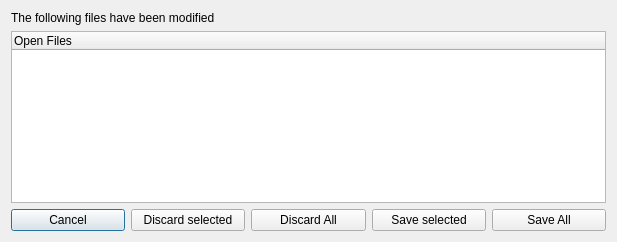
First picture: the form in ui/modifiedfilesdialog.ui, repository Eggbertx/QtSphere-IDE, before the edit.
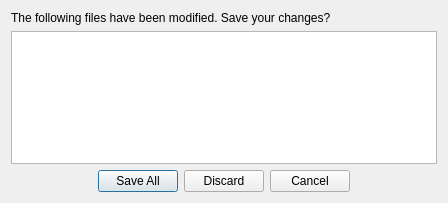
Second picture: the form after the edit.

Commit message: Implement modified files dialog

```diff
--- a/ui/modifiedfilesdialog.ui
+++ b/ui/modifiedfilesdialog.ui
@@ -9,8 +9,8 @@
    <rect>
     <x>0</x>
     <y>0</y>
-    <width>617</width>
-    <height>242</height>
+    <width>448</width>
+    <height>203</height>
    </rect>
   </property>
   <property name="windowTitle">
@@ -25,12 +25,30 @@
      <item>
       <widget class="QLabel" name="label">
        <property name="text">
-        <string>The following files have been modified</string>
+        <string>The following files have been modified. Save your changes?</string>
        </property>
       </widget>
      </item>
      <item>
       <widget class="QTreeWidget" name="treeWidget">
+       <property name="editTriggers">
+        <set>QAbstractItemView::NoEditTriggers</set>
+       </property>
+       <property name="showDropIndicator" stdset="0">
+        <bool>false</bool>
+       </property>
+       <property name="selectionMode">
+        <enum>QAbstractItemView::NoSelection</enum>
+       </property>
+       <property name="itemsExpandable">
+        <bool>false</bool>
+       </property>
+       <property name="expandsOnDoubleClick">
+        <bool>false</bool>
+       </property>
+       <attribute name="headerVisible">
+        <bool>false</bool>
+       </attribute>
        <column>
         <property name="text">
          <string>Open Files</string>
@@ -39,43 +57,14 @@
       </widget>
      </item>
      <item>
-      <layout class="QHBoxLayout" name="horizontalLayout">
-       <item>
-        <widget class="QPushButton" name="cancelBtn">
-         <property name="text">
-          <string>Cancel</string>
-         </property>
-        </widget>
-       </item>
-       <item>
-        <widget class="QPushButton" name="discardSelectedBtn">
-         <property name="text">
-          <string>Discard selected</string>
-         </property>
-        </widget>
-       </item>
-       <item>
-        <widget class="QPushButton" name="discardAllBtn">
-         <property name="text">
-          <string>Discard All</string>
-         </property>
-        </widget>
-       </item>
-       <item>
-        <widget class="QPushButton" name="saveSelectedBtn">
-         <property name="text">
-          <string>Save selected</string>
-         </property>
-        </widget>
-       </item>
-       <item>
-        <widget class="QPushButton" name="saveAllBtn">
-         <property name="text">
-          <string>Save All</string>
-         </property>
-        </widget>
-       </item>
-      </layout>
+      <widget class="QDialogButtonBox" name="buttonBox">
+       <property name="standardButtons">
+        <set>QDialogButtonBox::Cancel|QDialogButtonBox::Discard|QDialogButtonBox::SaveAll</set>
+       </property>
+       <property name="centerButtons">
+        <bool>true</bool>
+       </property>
+      </widget>
      </item>
     </layout>
    </item>
```
The commit also changes 4 other files.
